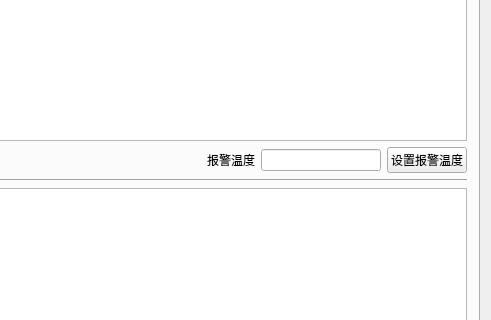
Qt form iTmsTest/iTmsTest.ui (fzlgejiao/PTMS) before a commit; both pictures show x 709 to 1200 and y 245 to 565 of the 1200 by 800 pixel window.
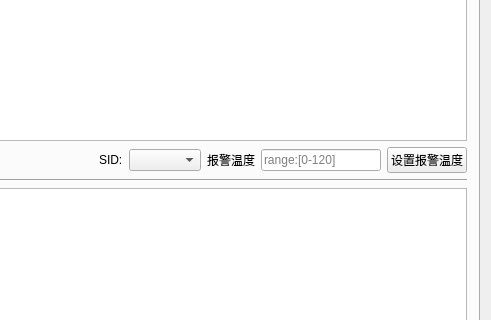
The same form after that commit.

Commit message: 1) use SQL query when update tags

The edit to the form file:
```diff
--- a/iTmsTest/iTmsTest.ui
+++ b/iTmsTest/iTmsTest.ui
@@ -290,6 +290,16 @@
             </property>
            </spacer>
           </item>
+          <item>
+           <widget class="QLabel" name="label_10">
+            <property name="text">
+             <string>SID:</string>
+            </property>
+           </widget>
+          </item>
+          <item>
+           <widget class="QComboBox" name="combo_sid"/>
+          </item>
           <item>
            <widget class="QLabel" name="label_9">
             <property name="text">
@@ -305,6 +315,9 @@
               <height>16777215</height>
              </size>
             </property>
+            <property name="placeholderText">
+             <string>range:[0-120]</string>
+            </property>
            </widget>
           </item>
           <item>
```
The commit also changes 2 other files.
